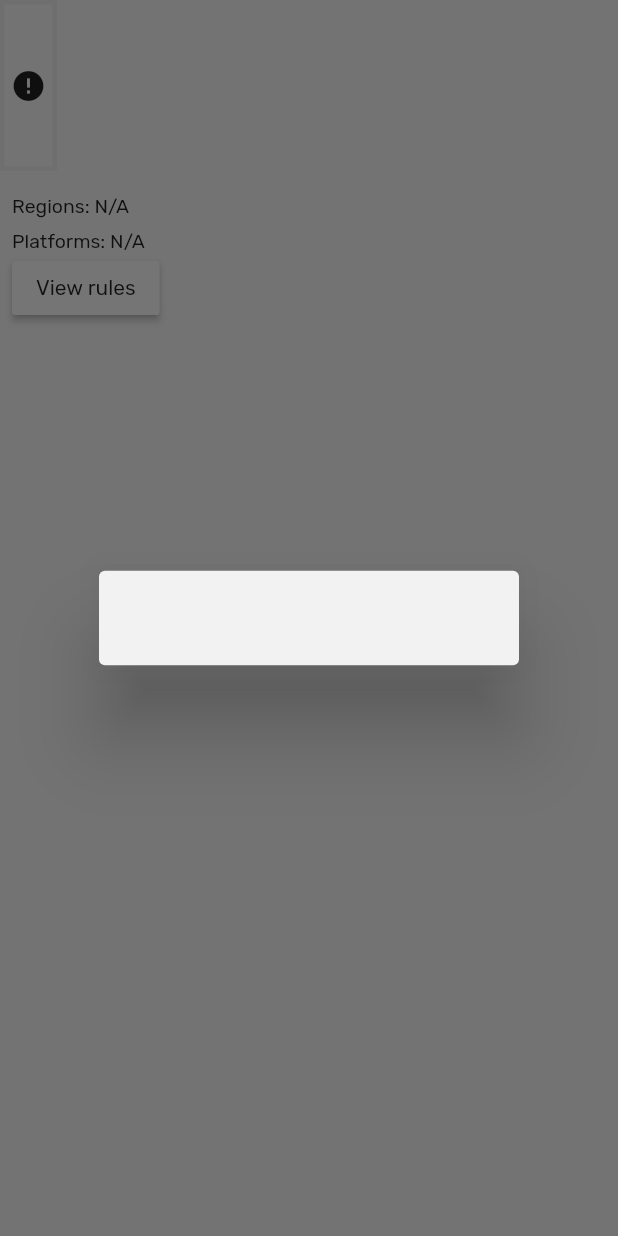
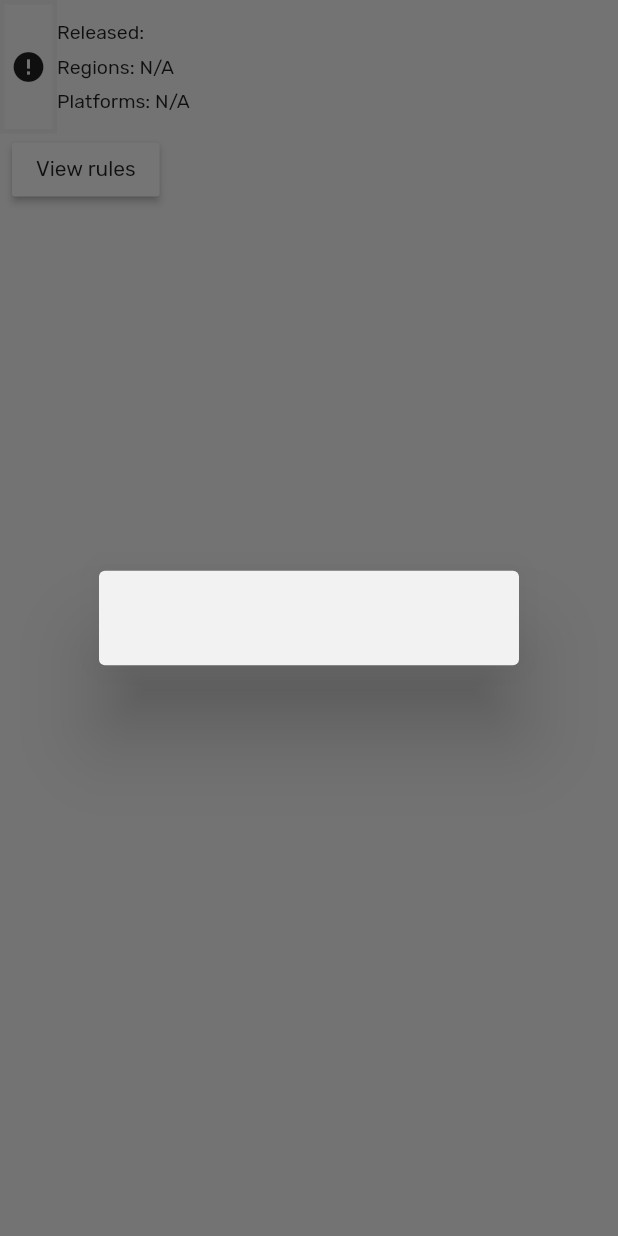
Before and after one commit to pollsmor/oneTen, a Flutter app: the _GameInfo widget shown alone on an empty page, opened directly with empty values, after a tap on "View rules", on a phone screen of 412 x 824 dp. Run offline on Flutter 3.47's test engine with Material 2 defaults, Android fonts, the phone set to English and light mode, and no system bars; drawn by our look-alikes of cached_network_image; our stand-ins replace webview_flutter; network calls fail.

Commit message:
Shortened the height of the leaderboard page

```diff
--- a/lib/LatestRunsPage.dart
+++ b/lib/LatestRunsPage.dart
@@ -127,7 +127,8 @@ class _RunInfo extends StatelessWidget {
               Navigator.push(
                 context,
                 MaterialPageRoute(
-                    builder: (context) => LeaderboardPage(leaderboardURL)),
+                    builder: (context) => LeaderboardPage(
+                        game.name, category.name, level, leaderboardURL)),
               );
             },
           ),
--- a/lib/LeaderboardPage.dart
+++ b/lib/LeaderboardPage.dart
@@ -24,9 +24,13 @@ hexToColor(String code) {
 }
 
 class LeaderboardPage extends StatelessWidget {
+  final String gameName;
+  final String categoryName;
+  final Level level;
   final String leaderboardURL;
 
-  LeaderboardPage(this.leaderboardURL);
+  LeaderboardPage(
+      this.gameName, this.categoryName, this.level, this.leaderboardURL);
 
   @override
   Widget build(BuildContext context) {
@@ -40,12 +44,27 @@ class LeaderboardPage extends StatelessWidget {
             Navigator.pop(context);
           },
         ),
-        actions: [
-          IconButton(
-            icon: Icon(Icons.favorite_border),
-            onPressed: () {},
-          )
+        title: Column(
+          crossAxisAlignment: CrossAxisAlignment.start,
+          children: [
+            Padding(padding: EdgeInsets.all(4.0)),
+            Text(
+              gameName,
+              style: TextStyle(
+                fontSize: 18.0,
+              ),
+            ),
+            Text(
+              level != null
+                  ? categoryName + ' (' + level.name + ')'
+                  : categoryName,
+              style: TextStyle(
+                fontSize: 13.0,
+                fontWeight: FontWeight.w300,
+              ),
+            ),
           ],
+        ),
       ),
       body: FutureBuilder<Leaderboard>(
         future: fetchLeaderboard(leaderboardURL),
@@ -151,7 +170,7 @@ class _GameInfo extends StatelessWidget {
                   ),
                 ),
                 child: SizedBox(
-                  height: 100.0,
+                  height: 75.0,
                   child: CachedNetworkImage(
                     imageUrl: game.assets.coverURL,
                     errorWidget: (context, url, error) => Icon(Icons.error),
@@ -160,25 +179,39 @@ class _GameInfo extends StatelessWidget {
               ),
               Expanded(
                 child: Column(
+                  crossAxisAlignment: CrossAxisAlignment.start,
                   children: [
                     Text(
-                      game.name,
+                      'Released: ' + game.releaseDate,
                       style: TextStyle(
-                        fontSize: 16.0,
+                        fontSize: 13.0,
                       ),
-                      textAlign: TextAlign.center,
+                      maxLines: 1,
+                      overflow: TextOverflow.ellipsis,
+                    ),
+                    Padding(padding: EdgeInsets.all(4.0)),
+                    Text(
+                      'Regions: ' +
+                          ('$regions' != '[]'
+                              ? '$regions'.substring(1, '$regions'.length - 1)
+                              : 'N/A'),
+                      style: TextStyle(
+                        fontSize: 13.0,
+                      ),
                       maxLines: 3,
                       overflow: TextOverflow.ellipsis,
                     ),
                     Padding(padding: EdgeInsets.all(4.0)),
                     Text(
-                      game.releaseDate,
+                      'Platforms: ' +
+                          ('$platforms' != '[]'
+                              ? '$platforms'
+                                  .substring(1, '$platforms'.length - 1)
+                              : 'N/A'),
                       style: TextStyle(
-                        fontSize: 16.0,
-                        fontWeight: FontWeight.w300,
+                        fontSize: 13.0,
                       ),
-                      textAlign: TextAlign.center,
-                      maxLines: 1,
+                      maxLines: 3,
                       overflow: TextOverflow.ellipsis,
                     ),
                   ],
@@ -188,36 +221,8 @@ class _GameInfo extends StatelessWidget {
           ),
         ),
         Container(
-          margin: EdgeInsets.fromLTRB(8.0, 16.0, 0.0, 0.0),
-          child: Column(
-            crossAxisAlignment: CrossAxisAlignment.start,
-            children: [
-              Text(
-                'Regions: ' +
-                    ('$regions' != '[]'
-                        ? '$regions'.substring(1, '$regions'.length - 1)
-                        : 'N/A'),
-                style: TextStyle(
-                  fontSize: 13.0,
-                  fontWeight: FontWeight.w400,
-                ),
-                maxLines: 3,
-                overflow: TextOverflow.ellipsis,
-              ),
-              Padding(padding: EdgeInsets.all(4.0)),
-              Text(
-                'Platforms: ' +
-                    ('$platforms' != '[]'
-                        ? '$platforms'.substring(1, '$platforms'.length - 1)
-                        : 'N/A'),
-                style: TextStyle(
-                  fontSize: 13.0,
-                  fontWeight: FontWeight.w400,
-                ),
-                maxLines: 3,
-                overflow: TextOverflow.ellipsis,
-              ),
-              MaterialButton(
+          margin: EdgeInsets.fromLTRB(8.0, 0.0, 0.0, 6.0),
+          child: MaterialButton(
             child: Text('View rules'),
             onPressed: () {
               showDialog(
@@ -235,8 +240,6 @@ class _GameInfo extends StatelessWidget {
               );
             },
             color: Theme.of(context).primaryColorLight,
-              ),
-            ],
           ),
         ),
       ],
```
Lines whose indentation alone changed are shown as unchanged.
